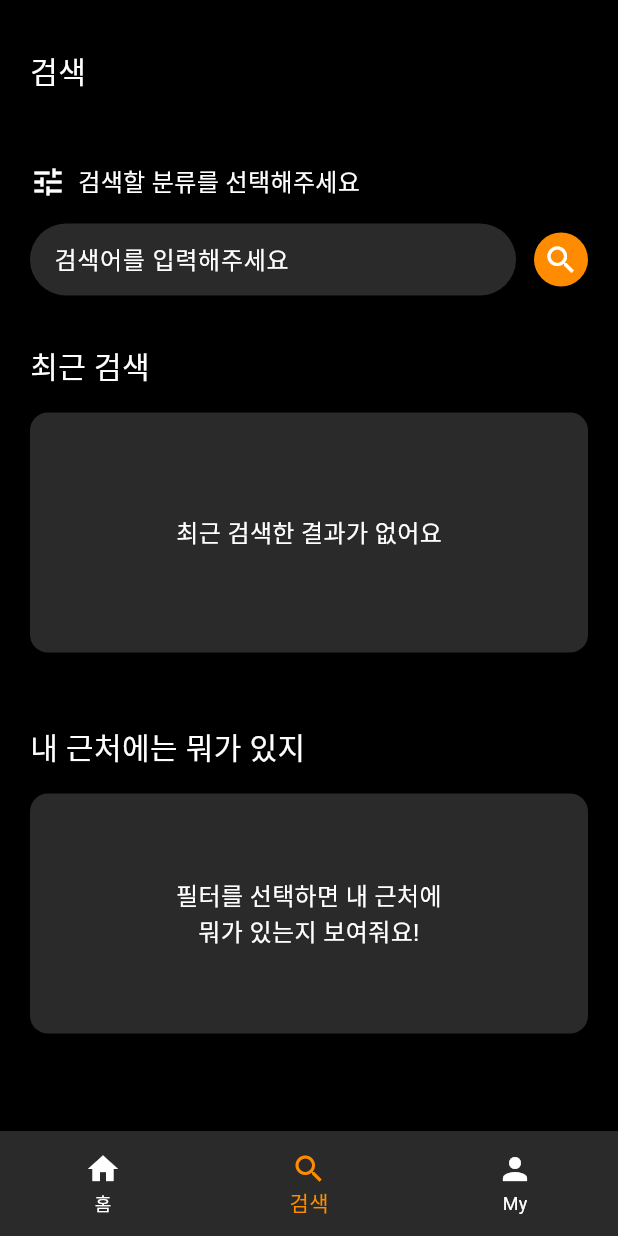
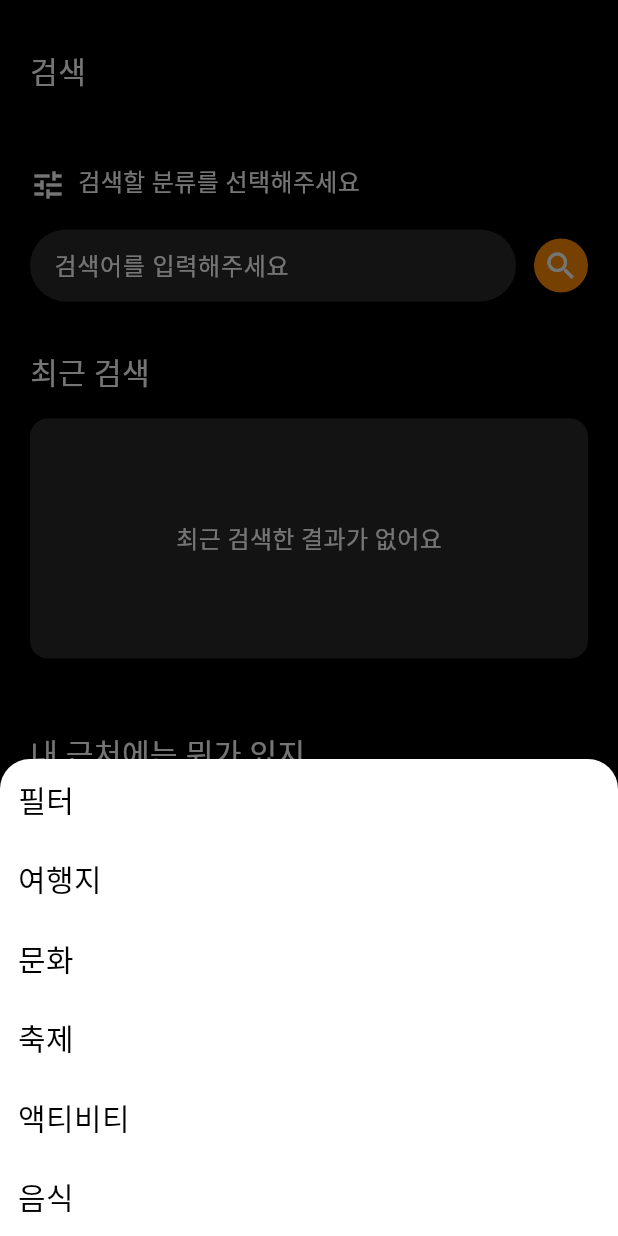
Before and after one commit to idstudent/stamp_way_flutter, a Flutter app: the screen it shows after launch, item 2 of the bottom bar chosen, after a tap on "검색할 분류를 선택해주세요", on a phone screen of 412 x 824 dp. Run offline on Flutter 3.47's test engine with Material 3 defaults, Android fonts, the phone set to English and light mode, and no system bars; our stand-ins replace cloud_firestore, dio, firebase_auth, firebase_core, flutter_dotenv, flutter_riverpod and 7 more; missing offline and left inert: dart:ffi; accounts and stored records are empty; Roboto replaces fonts that are missing (noto_extra_bold, noto_regular).

Commit message:
검색페이지 바텀시트 작업

```diff
--- a/lib/pages/search_page.dart
+++ b/lib/pages/search_page.dart
@@ -4,6 +4,9 @@ import 'package:stamp_way_flutter/colors/app_colors.dart';
 import 'package:stamp_way_flutter/font_styles/app_text_style.dart';
 
 import '../model/tour_mapper.dart';
+
+final keywordProvider = StateProvider<String?>((ref) => null);
+final contentTypeIdProvider = StateProvider<int>((ref) => -1);
 
 class SearchPage extends ConsumerStatefulWidget {
   const SearchPage({super.key});
@@ -16,8 +19,31 @@ class _SearchPageState extends ConsumerState<SearchPage> {
   List<TourMapper> recentlySearchItem = [];
   List<TourMapper> nearSearchItem = [];
 
+  final _keywordController = TextEditingController();
+
   @override
   Widget build(BuildContext context) {
+    final contentTypeId = ref.watch(contentTypeIdProvider);
+    String filterText = '검색할 분류를 선택해주세요';
+
+    switch(contentTypeId) {
+      case 12:
+        filterText = '여행지';
+        break;
+      case 14:
+        filterText = '문화';
+        break;
+      case 15:
+        filterText = '축제';
+        break;
+      case 28:
+        filterText = '액티비티';
+        break;
+      case 39:
+        filterText = '음식';
+        break;
+    }
+
     return Scaffold(
       body: SafeArea(
         child: SingleChildScrollView(
@@ -30,13 +56,16 @@ class _SearchPageState extends ConsumerState<SearchPage> {
                 const SizedBox(height: 48,),
                 GestureDetector(
                   onTap: () {
-                    //TODO: 바텀시트
+                    _showFilterBottomSheet(context);
                   } ,
                   child: Row(
                     children: [
                       Icon(Icons.tune, color: AppColors.white, size: 24,),
                       const SizedBox(width: 8,),
-                      Text('검색할 분류를 선택해주세요', style: AppTextStyle.fontSize16WhiteRegular,)
+                      Padding(
+                        padding: const EdgeInsets.only(bottom: 4),
+                        child: Text(filterText, style: AppTextStyle.fontSize16WhiteRegular,),
+                      )
                     ],
                   ),
                 ),
@@ -50,6 +79,7 @@ class _SearchPageState extends ConsumerState<SearchPage> {
                           borderRadius: BorderRadius.circular(24)
                         ),
                         child: TextFormField(
+                          controller: _keywordController,
                           decoration: InputDecoration(
                             border: InputBorder.none,
                             enabledBorder: InputBorder.none,
@@ -100,6 +130,58 @@ class _SearchPageState extends ConsumerState<SearchPage> {
           ),
         )
       )
+    );
+  }
+
+  void _showFilterBottomSheet(BuildContext context) {
+    showModalBottomSheet(
+      context: context,
+      backgroundColor: Colors.transparent,
+      builder: (BuildContext context) {
+        return Container(
+          decoration: BoxDecoration(
+            color: AppColors.white,
+            borderRadius: BorderRadius.only(
+              topLeft: Radius.circular(20),
+              topRight: Radius.circular(20)
+            )
+          ),
+          child: Column(
+            crossAxisAlignment: CrossAxisAlignment.start,
+            mainAxisSize: MainAxisSize.min,
+            children: [
+              Padding(
+                padding: EdgeInsets.only(top: 12, left: 12, bottom: 12),
+                child: Text('필터', style: AppTextStyle.fontSize20WhiteRegular.copyWith(color: AppColors.black),),
+              ),
+              _bottomSheetFilterItem('여행지', 12),
+              _bottomSheetFilterItem('문화', 14),
+              _bottomSheetFilterItem('축제', 15),
+              _bottomSheetFilterItem('액티비티', 28),
+              _bottomSheetFilterItem('음식', 39),
+            ],
+          ),
+        );
+      },
+    );
+  }
+
+  Widget _bottomSheetFilterItem(String title, int contentTypeId) {
+    return GestureDetector(
+      onTap: () {
+        ref.read(contentTypeIdProvider.notifier).state = contentTypeId;
+        Navigator.pop(context);
+      },
+      child: Container(
+        alignment: Alignment.centerLeft,
+        width: double.infinity,
+        padding: EdgeInsets.only(top: 12, bottom: 12, left: 12,),
+        child: Text(
+          title,
+          style: AppTextStyle.fontSize20WhiteRegular.copyWith(color: AppColors.black),
+          textAlign: TextAlign.center,
+        ),
+      ),
     );
   }
 
```
